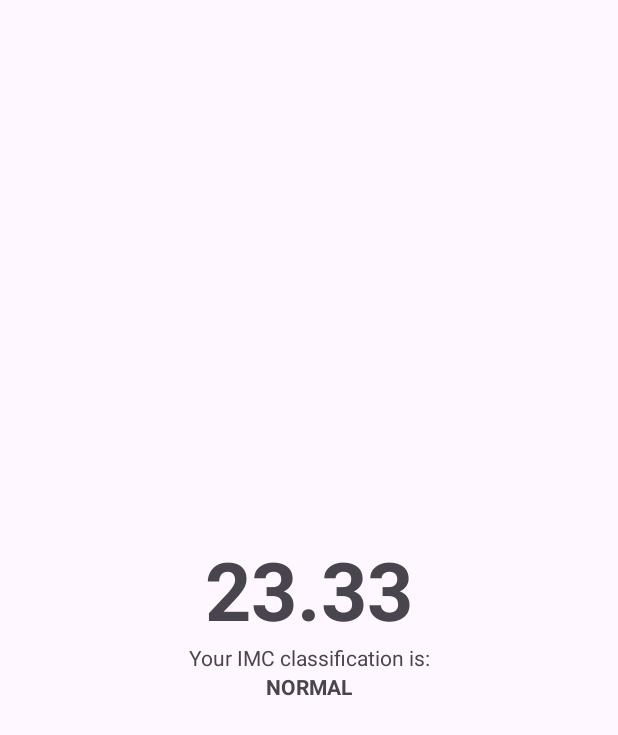
After one commit to maloney-dev/imc-calculator, an Android app: the layout activity_result.xml on its own in the app's theme, with its tools: preview values and no code run, on a phone screen of 412 x 824 dp. The commit adds this screen. Shown: the top 735 px of the screen. Run offline under Robolectric (Android 15) with nearby library versions, the phone set to English and light mode, and no system bars.

Commit message:
"Created a new screen to display the result adding intent and IMC labels"

```diff
--- /dev/null
+++ b/app/src/main/res/layout/activity_result.xml
@@ -0,0 +1,36 @@
+<?xml version="1.0" encoding="utf-8"?>
+<LinearLayout xmlns:android="http://schemas.android.com/apk/res/android"
+    xmlns:app="http://schemas.android.com/apk/res-auto"
+    xmlns:tools="http://schemas.android.com/tools"
+    android:id="@+id/main"
+    android:layout_width="match_parent"
+    android:layout_height="match_parent"
+    android:orientation="vertical"
+    android:gravity="center"
+    tools:context=".ResultActivity">
+
+    <TextView
+        android:id="@+id/tv_result"
+        android:layout_width="match_parent"
+        android:layout_height="wrap_content"
+        android:gravity="center"
+        android:textSize="54sp"
+        android:maxLength="5"
+        android:textStyle="bold"
+        tools:text="23.33" />
+
+    <TextView
+        android:id="@+id/tv_classification_label"
+        android:layout_width="match_parent"
+        android:layout_height="wrap_content"
+        android:gravity="center"
+        android:text="@string/tvResultLabel" />
+
+    <TextView
+        android:id="@+id/tv_classification"
+        android:layout_width="match_parent"
+        android:layout_height="wrap_content"
+        android:textStyle="bold"
+        android:gravity="center"
+        tools:text="NORMAL" />
+</LinearLayout>
--- a/app/src/main/res/values/strings.xml
+++ b/app/src/main/res/values/strings.xml
@@ -3,4 +3,5 @@
     <string name="calculate_button">Calculate</string>
     <string name="weight_input_hint">Type your weight here. Ex: 72.30</string>
     <string name="height_input_hint">Type your height here. Ex: 1.75</string>
+    <string name="tvResultLabel">Your IMC classification is: </string>
 </resources>
```
Also changed, not shown: app/src/main/java/com/comunidadedevspace/imc/MainActivity.kt (+9 -0 lines), app/src/main/java/com/comunidadedevspace/imc/ResultActivity.kt (added, +52 -0 lines).
